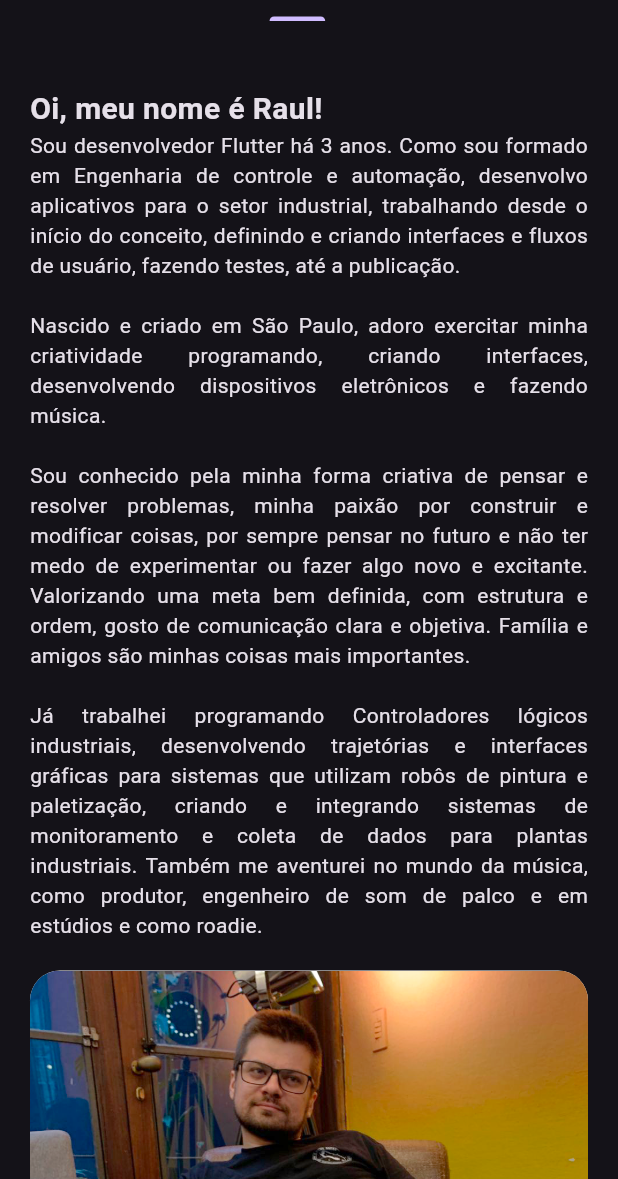
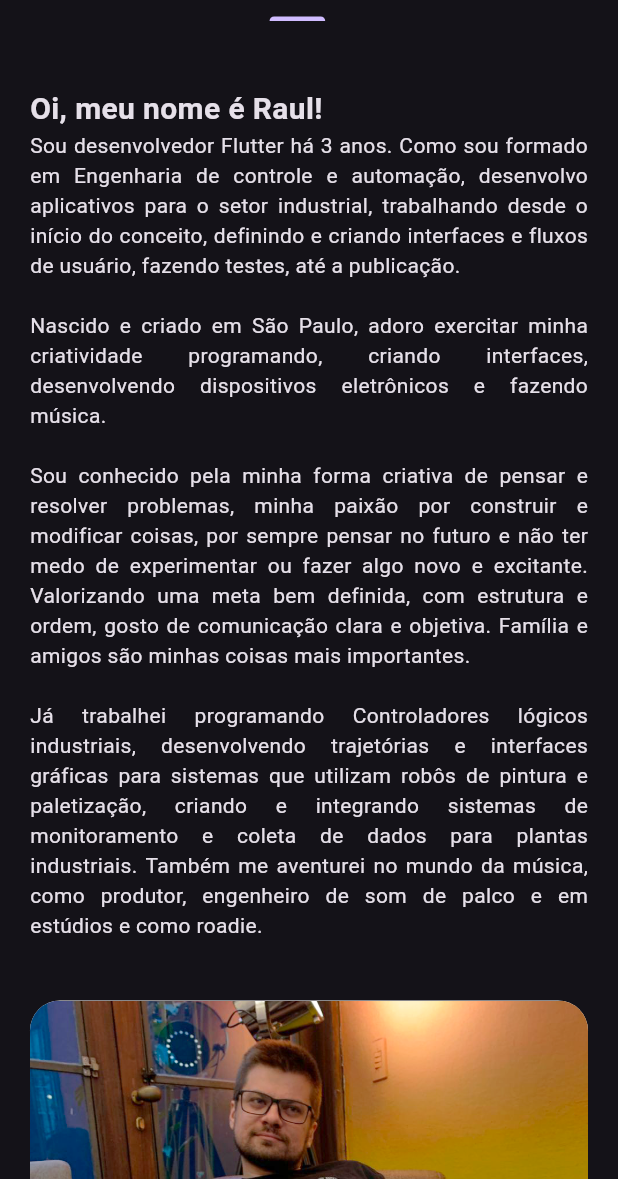
Before and after one commit to raulzanardo/curriculo, a Flutter app: the screen it shows after launch, tab 3 chosen, on a phone screen of 412 x 824 dp, the part 57-1236 px from its top. Run offline on Flutter 3.47's test engine with Material 3 defaults, Android fonts, the phone set to English and light mode, and no system bars; our stand-ins replace i18n_extension.

Commit message:
foto da pagina sobre

```diff
--- a/lib/main.dart
+++ b/lib/main.dart
@@ -14,9 +14,9 @@ https://itnext.io/an-easy-way-to-switch-between-dark-and-light-theme-in-flutter-
 https://betterprogramming.pub/how-to-create-a-dynamic-theme-in-flutter-using-provider-e6ad1f023899
  */
 
-//TODO Criar localizations
-
-
+//TODO popular localizations
+//TODO criar e popular paginas de portifolio
+//
 
 void main() {
   runApp(
@@ -25,14 +25,11 @@ void main() {
       child: const MyApp(),
     ),
   );
-
-  //runApp(const MyApp());
 }
 
 class MyApp extends StatelessWidget {
   const MyApp({super.key});
 
-  // This widget is the root of your application.
   @override
   Widget build(BuildContext context) {
     final themeNotifier = Provider.of<ThemeNotifier>(context);
@@ -51,6 +48,8 @@ class MyApp extends StatelessWidget {
       ],
       theme: themeNotifier.getTheme(),
 
+      //TODO testar tema de sistema
+      themeMode: ThemeMode.system,
       home: I18n(
         initialLocale: const Locale('pt', 'BR'),
         //initialLocale: const Locale('en', 'US'),
--- a/lib/pages/page_about.dart
+++ b/lib/pages/page_about.dart
@@ -37,6 +37,9 @@ class _PageAboutState extends State<PageAbout> {
                 'Já trabalhei programando Controladores lógicos industriais, desenvolvendo trajetórias e interfaces gráficas para sistemas que utilizam robôs de pintura e paletização, criando e integrando sistemas de monitoramento e coleta de dados para plantas industriais. Também me aventurei no mundo da música, como produtor, engenheiro de som de palco e em estúdios e como roadie.',
               ),
               const SizedBox(height: 20.0),
+
+              //TODO inserir links de conta
+              const SizedBox(height: 20.0),
               LayoutBuilder(
                 builder: (BuildContext context, BoxConstraints constraints) {
                   return Container(
--- a/lib/pages/page_home.dart
+++ b/lib/pages/page_home.dart
@@ -47,7 +47,7 @@ class _PageHomeState extends State<PageHome> {
                 onTap: (index) {},
               ),
               Visibility(
-                visible: MediaQuery.of(context).size.width > 280,
+                visible: MediaQuery.of(context).size.width > 330,
                 child: Row(
                   children: [
                     IconButton(
--- a/lib/pages/page_resume.dart
+++ b/lib/pages/page_resume.dart
@@ -41,7 +41,8 @@ class _PageCurriculumState extends State<PageCurriculum> {
                     width: (MediaQuery.of(context).size.width > 800) ? 500 : double.infinity,
 
                     child: Column(
-
+                      mainAxisAlignment: MainAxisAlignment.spaceBetween,
+                      crossAxisAlignment: CrossAxisAlignment.start,
                       children: [
                         WidgetTextBox(
                           'Objetivo'.i18n,
```
